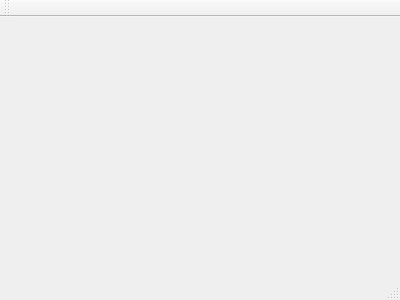
Before: the Qt Designer form mainwindow.ui in Kuraturpa/Tyotunti-qt, drawn with Qt 5.
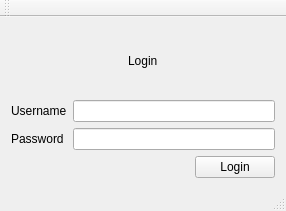
After: the same form once the commit is applied.

Commit message: created the login window

```diff
--- a/mainwindow.ui
+++ b/mainwindow.ui
@@ -1,24 +1,152 @@
 <ui version="4.0">
  <class>MainWindow</class>
- <widget class="QMainWindow" name="MainWindow" >
-  <property name="geometry" >
+ <widget class="QMainWindow" name="MainWindow">
+  <property name="geometry">
    <rect>
     <x>0</x>
     <y>0</y>
-    <width>400</width>
-    <height>300</height>
+    <width>286</width>
+    <height>211</height>
    </rect>
   </property>
   <property name="windowTitle" >
    <string>MainWindow</string>
   </property>
-  <widget class="QMenuBar" name="menuBar" />
-  <widget class="QToolBar" name="mainToolBar" />
-  <widget class="QWidget" name="centralWidget" />
-  <widget class="QStatusBar" name="statusBar" />
+  <widget class="QWidget" name="centralWidget">
+   <layout class="QGridLayout" name="gridLayout">
+    <item row="0" column="0">
+     <layout class="QVBoxLayout" name="verticalLayout_2">
+      <item>
+       <layout class="QHBoxLayout" name="horizontalLayout_2">
+        <item>
+         <spacer name="horizontalSpacer_2">
+          <property name="orientation">
+           <enum>Qt::Horizontal</enum>
+          </property>
+          <property name="sizeHint" stdset="0">
+           <size>
+            <width>40</width>
+            <height>20</height>
+           </size>
+          </property>
+         </spacer>
+        </item>
+        <item>
+         <widget class="QLabel" name="label_logintext">
+          <property name="text">
+           <string>Login</string>
+          </property>
+         </widget>
+        </item>
+        <item>
+         <spacer name="horizontalSpacer_3">
+          <property name="orientation">
+           <enum>Qt::Horizontal</enum>
+          </property>
+          <property name="sizeHint" stdset="0">
+           <size>
+            <width>40</width>
+            <height>20</height>
+           </size>
+          </property>
+         </spacer>
+        </item>
+       </layout>
+      </item>
+      <item>
+       <layout class="QVBoxLayout" name="verticalLayout">
+        <item>
+         <layout class="QFormLayout" name="formLayout">
+          <item row="0" column="0">
+           <widget class="QLabel" name="label_usernametext">
+            <property name="text">
+             <string>Username</string>
+            </property>
+           </widget>
+          </item>
+          <item row="0" column="1">
+           <widget class="QLineEdit" name="lineEdit_username">
+            <property name="text">
+             <string/>
+            </property>
+            <property name="echoMode">
+             <enum>QLineEdit::Normal</enum>
+            </property>
+           </widget>
+          </item>
+          <item row="1" column="0">
+           <widget class="QLabel" name="label_passwordtext">
+            <property name="text">
+             <string>Password</string>
+            </property>
+           </widget>
+          </item>
+          <item row="1" column="1">
+           <widget class="QLineEdit" name="lineEdit_password">
+            <property name="inputMask">
+             <string/>
+            </property>
+            <property name="text">
+             <string/>
+            </property>
+            <property name="echoMode">
+             <enum>QLineEdit::Password</enum>
+            </property>
+           </widget>
+          </item>
+         </layout>
+        </item>
+        <item>
+         <layout class="QHBoxLayout" name="horizontalLayout">
+          <item>
+           <spacer name="horizontalSpacer">
+            <property name="orientation">
+             <enum>Qt::Horizontal</enum>
+            </property>
+            <property name="sizeHint" stdset="0">
+             <size>
+              <width>40</width>
+              <height>20</height>
+             </size>
+            </property>
+           </spacer>
+          </item>
+          <item>
+           <widget class="QPushButton" name="pushButton_login">
+            <property name="text">
+             <string>Login</string>
+            </property>
+           </widget>
+          </item>
+         </layout>
+        </item>
+       </layout>
+      </item>
+     </layout>
+    </item>
+   </layout>
+  </widget>
+  <widget class="QMenuBar" name="menuBar">
+   <property name="geometry">
+    <rect>
+     <x>0</x>
+     <y>0</y>
+     <width>286</width>
+     <height>26</height>
+    </rect>
+   </property>
+  </widget>
+  <widget class="QToolBar" name="mainToolBar">
+   <attribute name="toolBarArea">
+    <enum>TopToolBarArea</enum>
+   </attribute>
+   <attribute name="toolBarBreak">
+    <bool>false</bool>
+   </attribute>
+  </widget>
+  <widget class="QStatusBar" name="statusBar"/>
  </widget>
- <layoutDefault spacing="6" margin="11" />
- <pixmapfunction></pixmapfunction>
+ <layoutdefault spacing="6" margin="11"/>
  <resources/>
  <connections/>
 </ui>
```
Left out of the diff: 5 changed lines with no effect on the pictures.
